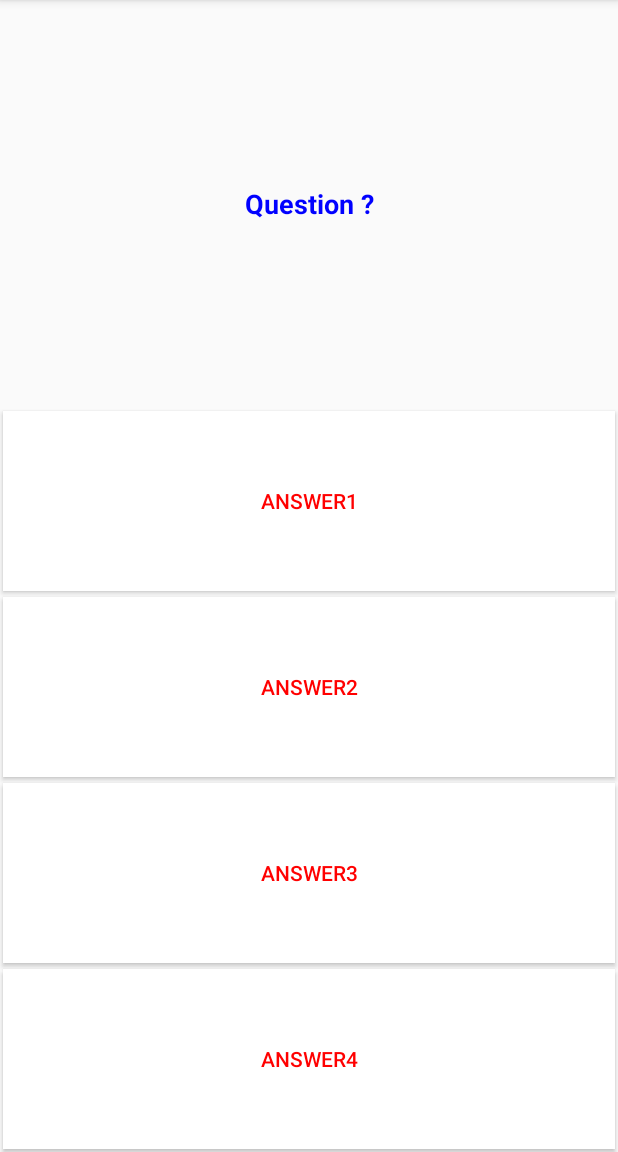
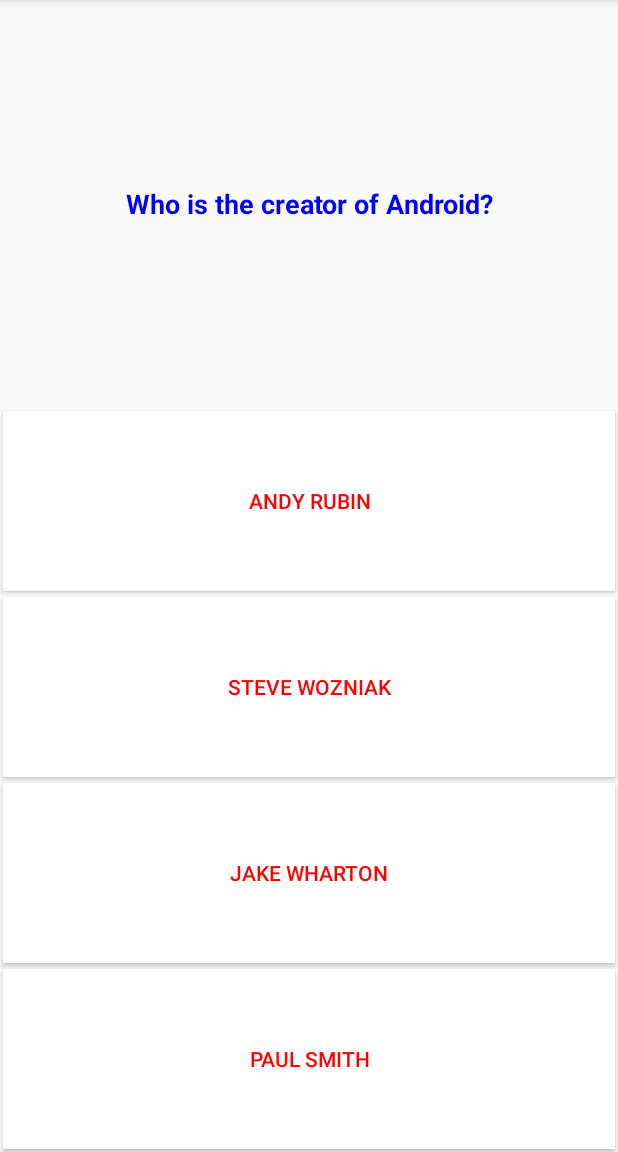
Before and after one commit to mickCampusEni/Top-Quiz, an Android app: the GameActivity screen opened directly, with no data from a screen before it, on a phone screen of 412 x 824 dp, the part 84-1236 px from its top. Run offline under Robolectric (Android 15) with nearby library versions, the phone set to English and light mode, and no system bars.

Commit message:
Implémentation du moteur de jeu

```diff
--- a/app/src/main/java/com/example/topquiz/controller/GameActivity.java
+++ b/app/src/main/java/com/example/topquiz/controller/GameActivity.java
@@ -3,23 +3,28 @@ package com.example.topquiz.controller;
 import androidx.appcompat.app.AppCompatActivity;
 
 import android.os.Bundle;
+import android.view.View;
 import android.widget.Button;
 import android.widget.TextView;
+import android.widget.Toast;
 
 import com.example.topquiz.R;
 import com.example.topquiz.model.QuestionBank;
 import com.example.topquiz.model.Question;
 
 import java.util.Arrays;
+import java.util.List;
 
-public class GameActivity extends AppCompatActivity {
+public class GameActivity extends AppCompatActivity implements View.OnClickListener {
 
-    private TextView mQuestion;
-    private Button mAnswer1;
-    private Button mAnswer2;
-    private Button mAnswer3;
-    private Button mAnswer4;
+    private TextView mQuestionTextView;
+    private Button mAnswerButton1;
+    private Button mAnswerButton2;
+    private Button mAnswerButton3;
+    private Button mAnswerButton4;
+
     private QuestionBank mQuestionBank;
+    private Question mCurrentQuestion;
 
     @Override
     protected void onCreate(Bundle savedInstanceState) {
@@ -27,13 +32,50 @@ public class GameActivity extends AppCompatActivity {
         super.onCreate(savedInstanceState);
         setContentView(R.layout.activity_game);
 
-        mQuestion = findViewById(R.id.activity_game_question_text);
-        mAnswer1 = findViewById(R.id.activity_game_answer1_btn);
-        mAnswer2 = findViewById(R.id.activity_game_answer2_btn);
-        mAnswer3 = findViewById(R.id.activity_game_answer3_btn);
-        mAnswer4 = findViewById(R.id.activity_game_answer4_btn);
+        mQuestionBank = initializeQuestionBank();
 
-        initializeQuestionBank();
+        mQuestionTextView = findViewById(R.id.activity_game_question_text);
+        mAnswerButton1 = findViewById(R.id.activity_game_answer1_btn);
+        mAnswerButton2 = findViewById(R.id.activity_game_answer2_btn);
+        mAnswerButton3 = findViewById(R.id.activity_game_answer3_btn);
+        mAnswerButton4 = findViewById(R.id.activity_game_answer4_btn);
+
+        mAnswerButton1.setTag(0);
+        mAnswerButton2.setTag(1);
+        mAnswerButton3.setTag(2);
+        mAnswerButton4.setTag(3);
+
+        mAnswerButton1.setOnClickListener(this);
+        mAnswerButton2.setOnClickListener(this);
+        mAnswerButton3.setOnClickListener(this);
+        mAnswerButton4.setOnClickListener(this);
+
+        mCurrentQuestion = mQuestionBank.getquestion();
+        this.displayQuestion(mCurrentQuestion);
+    }
+
+    @Override
+    public void onClick(View pView) {
+
+        int responseIndex = (int) pView.getTag();
+
+        if(responseIndex == mCurrentQuestion.getAnswerIndex()){
+            Toast.makeText(this, "Correct", Toast.LENGTH_SHORT).show();
+        }
+        else{
+            Toast.makeText(this, "Wrong answer", Toast.LENGTH_SHORT).show();
+        }
+    }
+
+    private void displayQuestion(final Question pQuestion){
+
+        List<String> choiceList = pQuestion.getChoiseList();
+
+        mQuestionTextView.setText(pQuestion.getQuestion());
+        mAnswerButton1.setText(choiceList.get(0));
+        mAnswerButton2.setText(choiceList.get(1));
+        mAnswerButton3.setText(choiceList.get(2));
+        mAnswerButton4.setText(choiceList.get(3));
     }
 
     private QuestionBank initializeQuestionBank(){
--- a/app/src/main/java/com/example/topquiz/controller/MainActivity.java
+++ b/app/src/main/java/com/example/topquiz/controller/MainActivity.java
@@ -32,7 +32,6 @@ public class MainActivity extends AppCompatActivity {
         mNameInput = findViewById(R.id.activity_main_name_input);
         mPlayButton = findViewById(R.id.activity_main_play_btn);
 
-        // Désactive le boutton lorsque le champ est vide
         mPlayButton.setEnabled(false);
 
         mNameInput.addTextChangedListener(new TextWatcher() {
--- a/app/src/main/java/com/example/topquiz/model/Question.java
+++ b/app/src/main/java/com/example/topquiz/model/Question.java
@@ -8,15 +8,12 @@ import java.util.List;
 public class Question {
 
     private String mQuestion;
-    private List<String> mChoiseList;
+    private List<String> mChoiceList;
     private int mAnswerIndex;
 
-    public Question() {
-    }
-
-    public Question(String pQuestion, List<String> pChoiseList, int pAnswerIndex) {
+    public Question(String pQuestion, List<String> pChoiceList, int pAnswerIndex) {
         this.mQuestion = pQuestion;
-        this.mChoiseList = pChoiseList;
+        this.mChoiceList = pChoiceList;
         this.mAnswerIndex = pAnswerIndex;
     }
 
@@ -29,7 +26,7 @@ public class Question {
     }
 
     public List<String> getChoiseList() {
-        return mChoiseList;
+        return mChoiceList;
     }
 
     public void setChoiseList(List<String> pChoiseList) {
@@ -37,7 +34,7 @@ public class Question {
         if(pChoiseList == null){
             throw new IllegalArgumentException("Array cannot be null");
         }
-        mChoiseList = pChoiseList;
+        mChoiceList = pChoiseList;
     }
 
     public int getAnswerIndex() {
@@ -46,7 +43,7 @@ public class Question {
 
     public void setAnswerIndex(int pAnswerIndex) {
 
-        if(pAnswerIndex < 0 || pAnswerIndex >= mChoiseList.size()){
+        if(pAnswerIndex < 0 || pAnswerIndex >= mChoiceList.size()){
             throw new IllegalArgumentException("Answer index is out of bound");
         }
         mAnswerIndex = pAnswerIndex;
@@ -56,7 +53,7 @@ public class Question {
     public String toString() {
         return "Question{" +
                 "mQuestion='" + mQuestion + '\'' +
-                ", mChoiseList=" + mChoiseList +
+                ", mChoiseList=" + mChoiceList +
                 ", mAnswerIndex=" + mAnswerIndex +
                 '}';
     }
```
